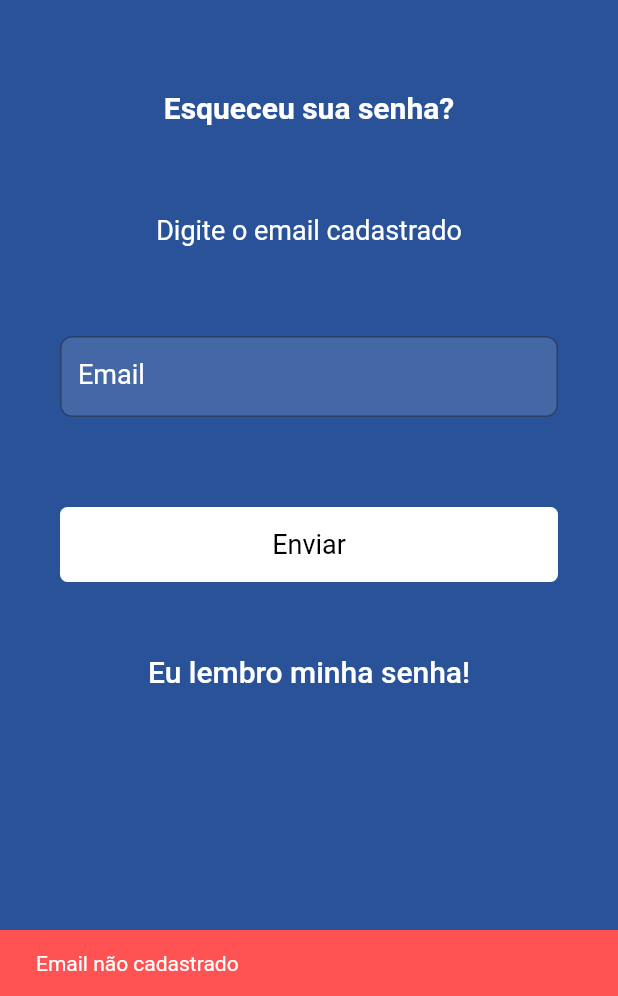
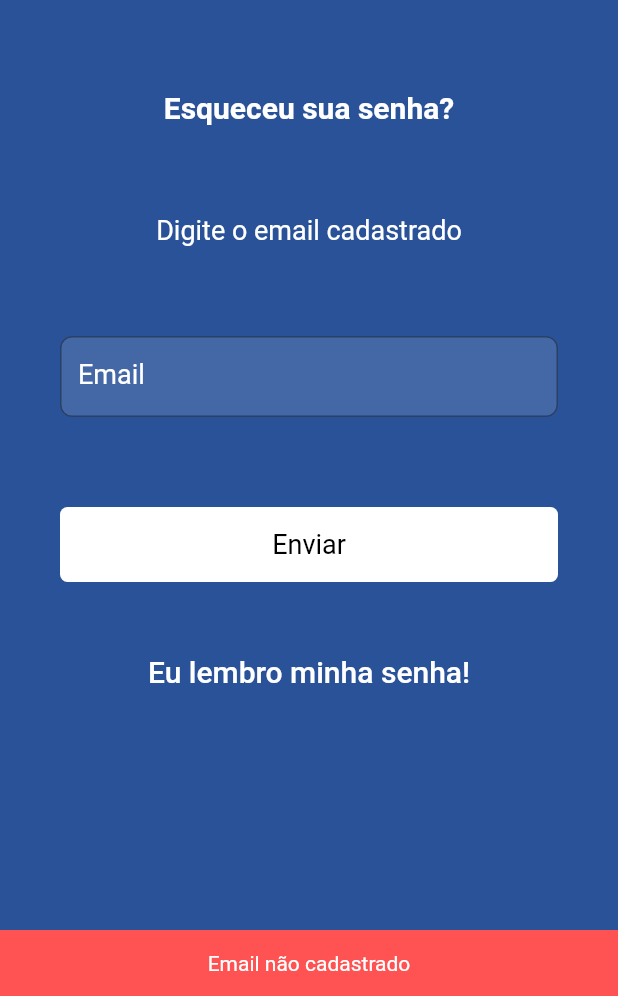
Before and after one commit to eduardoesnc/InsuranceTech, a Flutter app: the EsqueceuSenhaPage screen opened by its route, after a tap on "Enviar", on a phone screen of 412 x 824 dp, the part 240-1236 px from its top. Run offline on Flutter 3.47's test engine with Material 2 defaults, Android fonts, the phone set to English and light mode, and no system bars; our stand-ins replace cloud_firestore, email_validator, file_picker, firebase_auth, firebase_core, firebase_storage and 4 more; missing offline and left inert: mailer; accounts and stored records are empty; network calls fail.

Commit message:
'Centralização do texto dos SnackBar'

```diff
--- a/lib/components/drawer.dart
+++ b/lib/components/drawer.dart
@@ -167,8 +167,10 @@ class _AppDrawerState extends State<AppDrawer> {
     Navigator.of(context).pushReplacementNamed('/');
     ScaffoldMessenger.of(context).showSnackBar(
       const SnackBar(
-        content: Text('Deslogado'),
-        backgroundColor: Colors.grey,
+        content: Text(
+            'Deslogado',
+            textAlign: TextAlign.center),
+            backgroundColor: Colors.grey,
       ),
     );
   }
--- a/lib/pages/documentos.page.dart
+++ b/lib/pages/documentos.page.dart
@@ -85,7 +85,10 @@ class _DocumentosPageState extends State<DocumentosPage> {
 
     ScaffoldMessenger.of(context).showSnackBar(
         const SnackBar(
-          content: Text('Documento enviado com sucesso!'),
+          content: Text(
+              'Documento enviado com sucesso!',
+              textAlign: TextAlign.center,
+          ),
           backgroundColor: Colors.greenAccent,
         ),
     );
--- a/lib/pages/esqueceuSenha.page.dart
+++ b/lib/pages/esqueceuSenha.page.dart
@@ -30,7 +30,10 @@ class _EsqueceuSenhaPageState extends State<EsqueceuSenhaPage> {
           .sendPasswordResetEmail(email: _emailController.text.trim());
       ScaffoldMessenger.of(context).showSnackBar(
         const SnackBar(
-          content: Text('Email enviado. Verifique sua caixa de entrada e spam'),
+          content: Text(
+              'Email enviado. Verifique sua caixa de entrada e spam',
+              textAlign: TextAlign.center,
+          ),
           backgroundColor: Colors.blueAccent,
         ),
       );
@@ -38,7 +41,10 @@ class _EsqueceuSenhaPageState extends State<EsqueceuSenhaPage> {
         } on FirebaseAuthException {
       ScaffoldMessenger.of(context).showSnackBar(
          const SnackBar(
-          content: Text('Email não cadastrado'),
+          content: Text(
+              'Email não cadastrado',
+              textAlign: TextAlign.center,
+          ),
           backgroundColor: Colors.redAccent,
         ),
       );
--- a/lib/pages/estimarReivindicacao.page.dart
+++ b/lib/pages/estimarReivindicacao.page.dart
@@ -990,7 +990,10 @@ class _EstimarReivindicacaoPageState extends State<EstimarReivindicacaoPage> {
                       Navigator.of(context).pushNamed('/resultado');
                     } else {
                       ScaffoldMessenger.of(context).showSnackBar(const SnackBar(
-                        content: Text('Preencha todos os campos obrigatórios'),
+                        content: Text(
+                            'Preencha todos os campos obrigatórios',
+                            textAlign: TextAlign.center,
+                        ),
                       ));
                     }
                   },
--- a/lib/pages/mapa.page.dart
+++ b/lib/pages/mapa.page.dart
@@ -179,7 +179,10 @@ class _MapaState extends State<MapaPage> {
                   Navigator.pushNamed(context, '/coordenadas');
                 } else {
                   ScaffoldMessenger.of(context).showSnackBar(
-                    const SnackBar(content: Text('Senha incorreta')),
+                    const SnackBar(content: Text(
+                        'Senha incorreta',
+                        textAlign: TextAlign.center,
+                    )),
                   );
                 }
               },
--- a/lib/pages/sugestoes.page.dart
+++ b/lib/pages/sugestoes.page.dart
@@ -328,7 +328,10 @@ class _EnvioSugestoesState extends State<EnvioSugestoes> {
                         _messageController.clear();
                         ScaffoldMessenger.of(context).showSnackBar(
                           const SnackBar(
-                            content: Text('Email enviado'),
+                            content: Text(
+                                'Email enviado',
+                                textAlign: TextAlign.center,
+                            ),
                             duration: Duration(seconds: 2),
                           ),
                         );
```
Also changed, not shown: lib/pages/cadastro.page.dart (+10 -3 lines), lib/pages/login.page.dart (+11 -3 lines), lib/pages/perfil.page.dart (+10 -3 lines).
